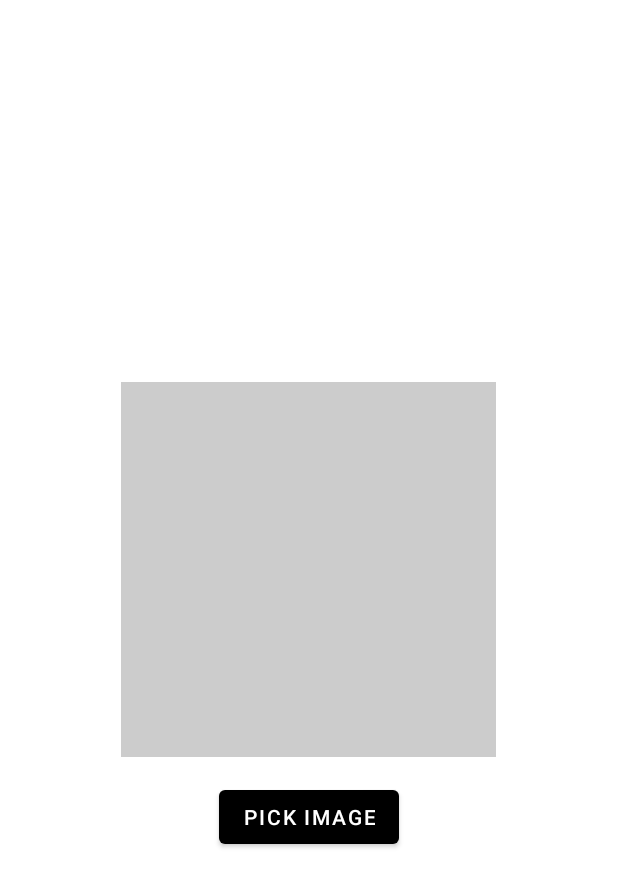
After one commit to amk237/event-app, an Android app: the layout activity_event_poster.xml on its own in the app's theme, with its tools: preview values and no code run, on a phone screen of 412 x 824 dp. The commit adds this screen. Shown: the top 887 px of the screen. Run offline under Robolectric (Android 15) with nearby library versions, the light colour scheme and no system bars.

Commit message:
Implmented US 02.04.01 (Organizer Story)
* Change for merge conflict

* Prev version

* Implemented US 02.04.01

```diff
--- a/app/build.gradle.kts
+++ b/app/build.gradle.kts
@@ -37,6 +37,8 @@ dependencies {
     implementation(libs.material)
     implementation(libs.activity)
     implementation(libs.constraintlayout)
+    implementation(libs.firebase.firestore)
+    implementation(libs.firebase.storage)
     testImplementation(libs.junit)
     androidTestImplementation(libs.ext.junit)
     androidTestImplementation(libs.espresso.core)
--- /dev/null
+++ b/app/src/main/res/layout/activity_event_poster.xml
@@ -0,0 +1,31 @@
+<?xml version="1.0" encoding="utf-8"?>
+<LinearLayout xmlns:android="http://schemas.android.com/apk/res/android"
+    android:orientation="vertical"
+    android:layout_width="match_parent"
+    android:layout_height="match_parent"
+    android:gravity="center"
+    android:padding="16dp">
+
+    <ImageView
+        android:id="@+id/imagePoster"
+        android:layout_width="250dp"
+        android:layout_height="250dp"
+        android:contentDescription="@string/todo_2"
+        android:scaleType="centerCrop"
+        android:background="#CCCCCC" />
+
+    <Button
+        android:id="@+id/btnPickImage"
+        android:layout_width="wrap_content"
+        android:layout_height="wrap_content"
+        android:text="@string/pick_image"
+        android:layout_marginTop="16dp" />
+
+    <ProgressBar
+        android:id="@+id/progressBar"
+        android:layout_width="wrap_content"
+        android:layout_height="wrap_content"
+        android:visibility="gone"
+        android:layout_marginTop="16dp" />
+
+</LinearLayout>
--- a/app/src/main/res/values/strings.xml
+++ b/app/src/main/res/values/strings.xml
@@ -1,4 +1,7 @@
 <resources>
+    <string name="app_name">Event_App</string>
+    <string name="pick_image">Pick Image</string>
+    <string name="todo_2">TODO</string>
     <string name="app_name">LuckySpot</string>
     <string name="app_tagline">Making event access fair and fun!</string>
 </resources>
--- a/gradle/libs.versions.toml
+++ b/gradle/libs.versions.toml
@@ -7,6 +7,8 @@ appcompat = "1.7.1"
 material = "1.13.0"
 activity = "1.11.0"
 constraintlayout = "2.2.1"
+firebaseFirestore = "26.0.2"
+firebaseStorage = "22.0.1"
 
 [libraries]
 junit = { group = "junit", name = "junit", version.ref = "junit" }
@@ -16,6 +18,8 @@ appcompat = { group = "androidx.appcompat", name = "appcompat", version.ref = "a
 material = { group = "com.google.android.material", name = "material", version.ref = "material" }
 activity = { group = "androidx.activity", name = "activity", version.ref = "activity" }
 constraintlayout = { group = "androidx.constraintlayout", name = "constraintlayout", version.ref = "constraintlayout" }
+firebase-firestore = { group = "com.google.firebase", name = "firebase-firestore", version.ref = "firebaseFirestore" }
+firebase-storage = { group = "com.google.firebase", name = "firebase-storage", version.ref = "firebaseStorage" }
 
 [plugins]
 android-application = { id = "com.android.application", version.ref = "agp" }
```
Also changed, not shown: app/src/main/java/com/example/event_app/data/EventRepository.java (added, +10 -0 lines), app/src/main/java/com/example/event_app/data/FirebasePosterStorage.java (added, +61 -0 lines), app/src/main/java/com/example/event_app/data/FirestoreEventRepository.java (added, +34 -0 lines), app/src/main/java/com/example/event_app/data/PosterStorage.java (added, +15 -0 lines), app/src/main/java/com/example/event_app/domain/ChangePosterUseCase.java (added, +66 -0 lines), app/src/main/java/com/example/event_app/domain/PosterValidator.java (added, +51 -0 lines), app/src/main/java/com/example/event_app/domain/Result.java (added, +23 -0 lines), app/src/main/java/com/example/event_app/ui/EventPosterActivity.java (added, +100 -0 lines).
